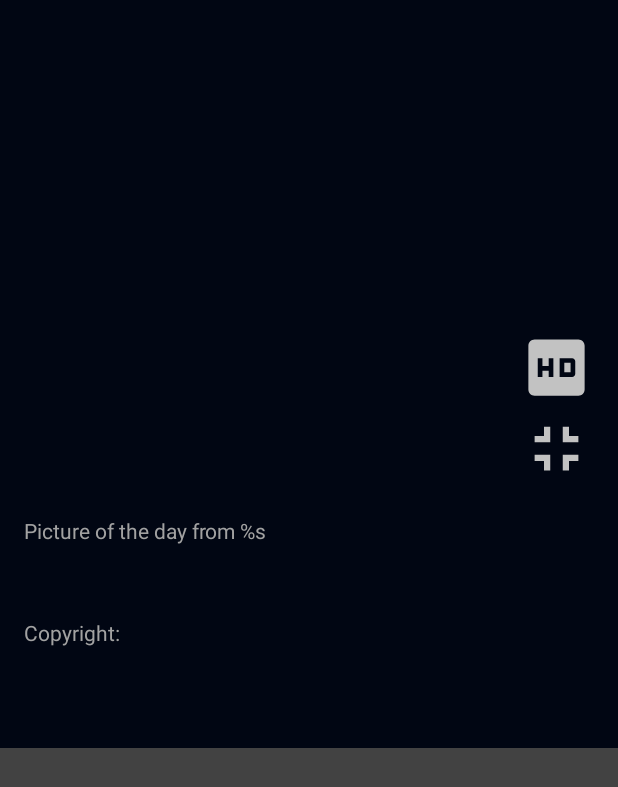
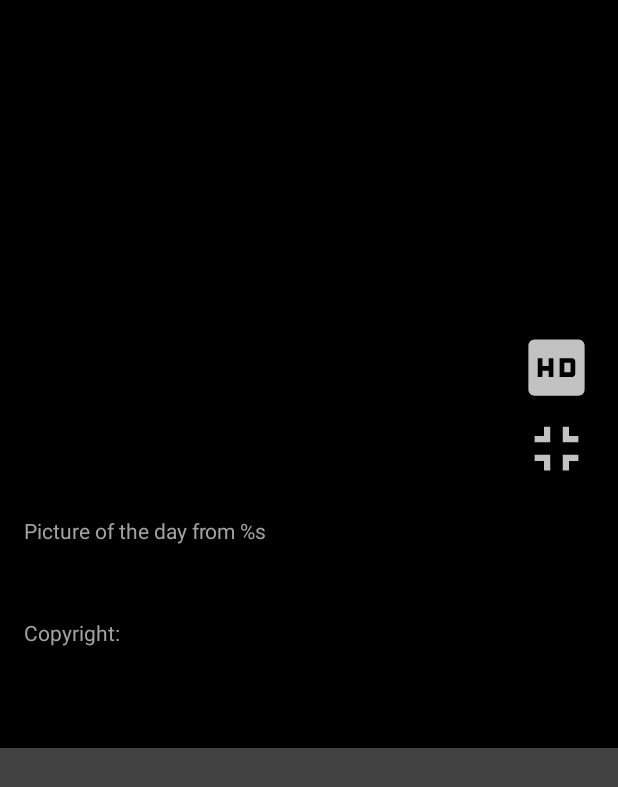
Before and after one commit to jesselima/AsteroidRadar, an Android app: the fragment PictureOfDayDialogFragment shown on its own in the app's theme, on a phone screen of 412 x 824 dp. Shown: the top 787 px of the screen. Run offline under Robolectric (Android 15) with nearby library versions, the light colour scheme and no system bars; our stand-ins replace Picasso; plain views replace PhotoView; pictures from the network do not load; Roboto replaces fonts that are not available here.

Commit message:
Changed: Rename resource values.

```diff
--- a/app/src/main/java/com/udacity/asteroidradar/features/main/presentation/adapter/PictureOfDayDialogFragment.kt
+++ b/app/src/main/java/com/udacity/asteroidradar/features/main/presentation/adapter/PictureOfDayDialogFragment.kt
@@ -18,9 +18,8 @@ import com.udacity.asteroidradar.core.extensions.showAppToast
 import com.udacity.asteroidradar.core.extensions.showWithFadeIn
 import com.udacity.asteroidradar.core.extensions.showWithLongFadeIn
 import com.udacity.asteroidradar.features.main.domain.entities.PictureOfDay
-import kotlinx.android.synthetic.main.fragment_picure_of_the_day.*
-import kotlinx.android.synthetic.main.fragment_picure_of_the_day.view.*
-import timber.log.Timber
+import kotlinx.android.synthetic.main.fragment_picure_of_the_day_details.*
+import kotlinx.android.synthetic.main.fragment_picure_of_the_day_details.view.*
 
 /**
  * Created by jesselima on 25/01/21.
@@ -43,7 +42,7 @@ class PictureOfDayDialogFragment : DialogFragment() {
 		return inflateFragment(
 			inflater = inflater,
 			container = container,
-			layoutResId = R.layout.fragment_picure_of_the_day,
+			layoutResId = R.layout.fragment_picure_of_the_day_details,
 			shouldLoadWIthAnimation = true
 		)
 	}
@@ -107,7 +106,7 @@ class PictureOfDayDialogFragment : DialogFragment() {
 
 	private fun setupListeners() {
 		pictureOfTheDayDetailsCloseFullScreenView.setOnClickListener {
-			pictureOfTheDayDetailsToggleHighDefinition.setIconColorState(R.color.color_state_off)
+			pictureOfTheDayDetailsToggleHighDefinition.setIconColorState(R.color.colorStateOff)
 			dismiss()
 		}
 
@@ -124,7 +123,7 @@ class PictureOfDayDialogFragment : DialogFragment() {
 							showAppToast(getString(R.string.hd_image_loaded), ToastType.SUCCESS)
 							progressBarHighDefinitionImage.isVisible = false
 							pictureOfTheDayDetailsTextBalonImageNotLoaded.isVisible = false
-							pictureOfTheDayDetailsToggleHighDefinition.setIconColorState(R.color.color_state_on)
+							pictureOfTheDayDetailsToggleHighDefinition.setIconColorState(R.color.colorStateOn)
 						}
 
 						override fun onError(e: Exception?) {
--- a/app/src/main/res/layout/activity_main.xml
+++ b/app/src/main/res/layout/activity_main.xml
@@ -5,6 +5,6 @@
     android:name="androidx.navigation.fragment.NavHostFragment"
     android:layout_width="match_parent"
     android:layout_height="match_parent"
-    android:background="@color/app_background"
+    android:background="@color/appBackground"
     app:defaultNavHost="true"
     app:navGraph="@navigation/main_nav_graph" />
--- a/app/src/main/res/layout/fragment_detail.xml
+++ b/app/src/main/res/layout/fragment_detail.xml
@@ -13,7 +13,7 @@
     <androidx.constraintlayout.widget.ConstraintLayout
         android:layout_width="match_parent"
         android:layout_height="match_parent"
-        android:background="@color/app_background">
+        android:background="@color/appBackground">
 
         <ImageView
             android:id="@+id/activity_main_image_of_the_day"
--- a/app/src/main/res/layout/fragment_picure_of_the_day.xml
+++ b/app/src/main/res/layout/fragment_picure_of_the_day_details.xml
@@ -10,7 +10,7 @@
     <androidx.constraintlayout.widget.ConstraintLayout
         android:layout_width="match_parent"
         android:layout_height="wrap_content"
-        android:background="@color/app_background">
+        android:background="@color/appBackground">
 
         <com.github.chrisbanes.photoview.PhotoView
             android:id="@+id/pictureOfTheDayDetailsImageView"
--- a/app/src/main/res/layout/item_list_asteroids.xml
+++ b/app/src/main/res/layout/item_list_asteroids.xml
@@ -28,7 +28,7 @@
 
             <ImageView
                 android:id="@+id/imageIsPotentiallyHazardous"
-                android:layout_width="128dp"
+                android:layout_width="100dp"
                 android:layout_height="50dp"
                 android:layout_marginTop="8dp"
                 android:layout_marginBottom="8dp"
--- a/app/src/main/res/values/colors.xml
+++ b/app/src/main/res/values/colors.xml
@@ -12,9 +12,9 @@
     <color name="secondaryTextColor">#000000</color>
 
     <color name="textColorGrey">#A2A2A2</color>
-    <color name="app_background">#010613</color>
-    <color name="color_state_on">#FF8282</color>
-    <color name="color_state_off">#C2C2C2</color>
+    <color name="appBackground">#000000</color>
+    <color name="colorStateOn">#FF8282</color>
+    <color name="colorStateOff">#C2C2C2</color>
     <color name="transparent">#00FFFFFF</color>
     <color name="iconDefault">#E5E5E5</color>
 
--- a/app/src/main/res/values/strings.xml
+++ b/app/src/main/res/values/strings.xml
@@ -29,7 +29,7 @@
     <string name="units_format_kilometers">%s Km/h</string>
 
     <string name="tell_more_astronomical_units_title">What does astronomical unit mean?</string>
-    <string name="tell_more_astronomical_units">The astronomical unit (symbol: au, or AU) is a unit of length, roughly the distance from Earth to the Sun and equal to about 150 million kilometres (93 million miles) or ~8 light minutes. The actual distance varies by about 3% as Earth orbits the Sun, from a maximum (aphelion) to a minimum (perihelion) and back again once each year. The au was originally conceived as the average of Earth\'s aphelion and perihelion; however, since 2012 it has been defined as exactly 149,597,870,700 m. Source: https://en.wikipedia.org/wiki/Astronomical_unit</string>
+    <string name="tell_more_astronomical_units">The astronomical unit (symbol: au, or AU) is a unit of length, roughly the distance from Earth to the Sun and equal to about 150 million kilometres (93 million miles) or ~8 light minutes. The actual distance varies by about 3% as Earth orbits the Sun, from a maximum (aphelion) to a minimum (perihelion) and back again once each year. The au was originally conceived as the average of Earth\'s aphelion and perihelion; however, since 2012 it has been defined as exactly 149,597,870,700 m. \n\nSource: https://en.wikipedia.org/wiki/Astronomical_unit</string>
 
     <string name="image_is_potentially_hazardous">Image is potentially hazardous</string>
     <string name="image_not_potentially_hazardous">Image not potentially hazardous</string>
@@ -53,5 +53,6 @@
     <string name="ok_got_it">OK, got it!</string>
     <string name="image_closet_approach_to_earth">Image Closet approach to earth</string>
     <string name="image_asteroid_speed">Image asteroid speed</string>
+    <string name="image_information">Image Information</string>
 
 </resources>
```
Also changed, not shown: app/src/main/res/layout/fragment_dialog_info.xml (added, +54 -0 lines).
